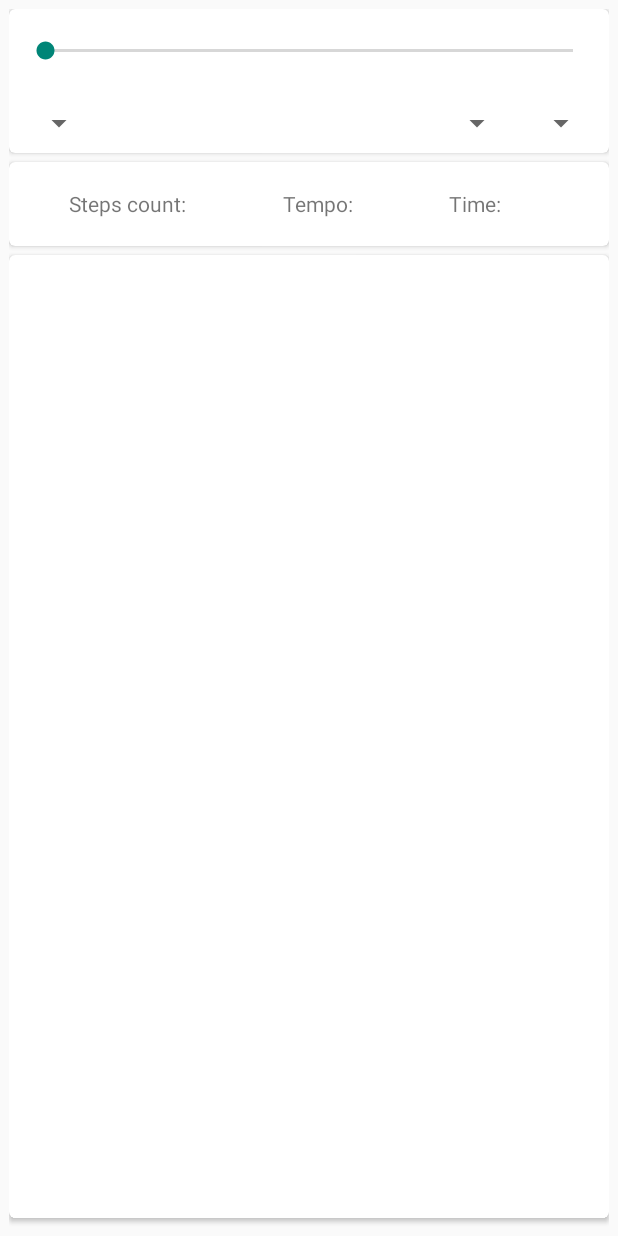
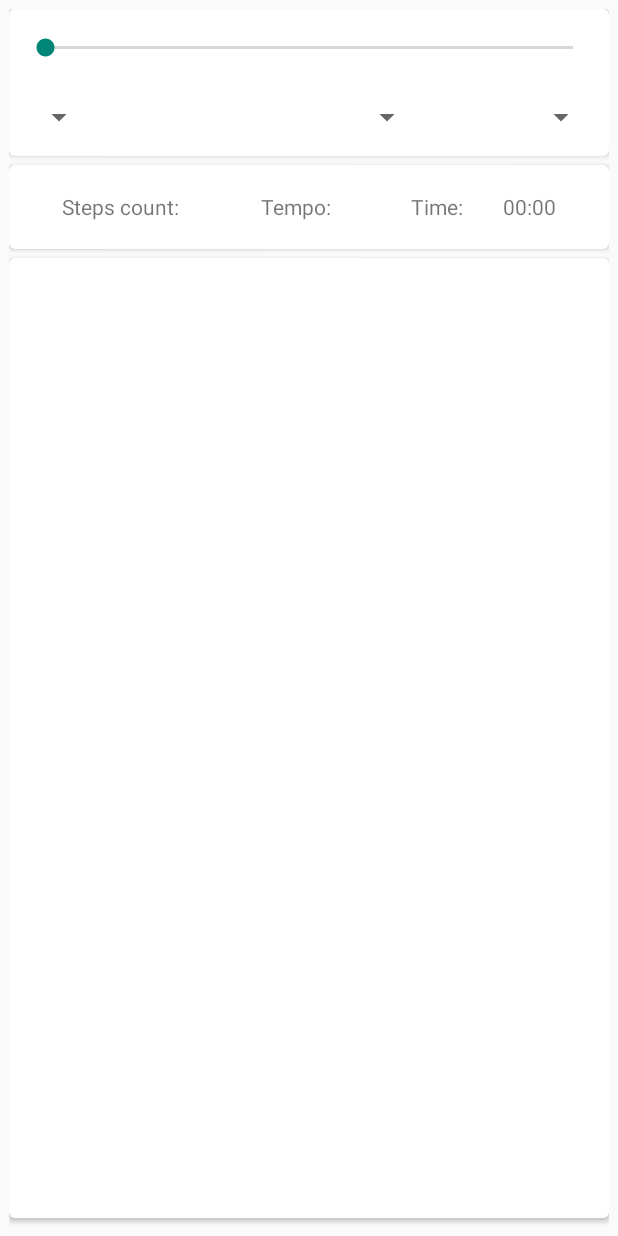
Before and after one commit to MichalDanielDobrzanski/WalkingSynth, an Android app: the layout content_main.xml on its own in the app's theme, with its tools: preview values and no code run, on a phone screen of 412 x 824 dp. Run offline under Robolectric (Android 15) with nearby library versions, the phone set to English and light mode, and no system bars.

Commit message:
Fixing orientation changes and theshold  values display

```diff
--- a/app/src/main/res/layout-land/content_main.xml
+++ b/app/src/main/res/layout-land/content_main.xml
@@ -43,14 +43,14 @@
         android:layout_width="0dp"
         android:layout_height="0dp"
         card_view:cardCornerRadius="4dp"
-        card_view:layout_constraintLeft_toRightOf="@+id/cardView6"
-        android:layout_marginLeft="8dp"
         android:layout_marginTop="6dp"
         card_view:layout_constraintTop_toBottomOf="@+id/cardView5"
         android:layout_marginRight="6dp"
         card_view:layout_constraintRight_toRightOf="parent"
         card_view:layout_constraintBottom_toBottomOf="parent"
-        android:layout_marginBottom="6dp">
+        android:layout_marginBottom="6dp"
+        card_view:layout_constraintLeft_toRightOf="@+id/cardView6"
+        android:layout_marginLeft="6dp">
 
         <!-- accelerometer visualization View-->
         <FrameLayout
--- a/app/src/main/res/layout-land/user_interaction_layout.xml
+++ b/app/src/main/res/layout-land/user_interaction_layout.xml
@@ -21,7 +21,7 @@
 
     <Spinner
         android:id="@+id/scale_spinner"
-        android:layout_width="150dp"
+        android:layout_width="@dimen/scale_spinner_length"
         android:layout_height="40dp"
         app:layout_constraintBottom_toBottomOf="@+id/base_notes_spinner"
         app:layout_constraintTop_toTopOf="parent"
@@ -42,7 +42,7 @@
         app:layout_constraintVertical_bias="0.0" />
 
     <SeekBar
-        android:id="@+id/offset_seek_bar"
+        android:id="@+id/threshold_seek_bar"
         android:layout_width="0dp"
         android:layout_height="40dp"
         android:layout_gravity="center"
--- a/app/src/main/res/layout/information_layout.xml
+++ b/app/src/main/res/layout/information_layout.xml
@@ -3,63 +3,65 @@
     xmlns:app="http://schemas.android.com/apk/res-auto"
     xmlns:tools="http://schemas.android.com/tools"
     android:id="@+id/info_layout"
-    android:orientation="horizontal"
     android:layout_width="match_parent"
     android:layout_height="wrap_content"
-    tools:layout_editor_absoluteY="25dp"
-    tools:layout_editor_absoluteX="0dp">
+    android:orientation="horizontal"
+    tools:layout_editor_absoluteX="0dp"
+    tools:layout_editor_absoluteY="25dp">
 
     <TextView
+        android:id="@+id/textView"
         android:layout_width="wrap_content"
         android:layout_height="40dp"
+        android:layout_marginBottom="8dp"
+        android:layout_marginLeft="8dp"
+        android:layout_marginTop="8dp"
         android:gravity="center"
         android:text="@string/steps_text"
         android:textAlignment="center"
-        android:id="@+id/textView"
+        app:layout_constraintBottom_toBottomOf="parent"
         app:layout_constraintLeft_toLeftOf="parent"
+        app:layout_constraintRight_toLeftOf="@+id/stepCountTV"
         app:layout_constraintTop_toTopOf="parent"
-        android:layout_marginTop="8dp"
-        app:layout_constraintRight_toLeftOf="@+id/stepCountTV"
-        android:layout_marginLeft="8dp"
-        app:layout_constraintBottom_toBottomOf="parent"
-        android:layout_marginBottom="8dp" />
+        app:layout_constraintHorizontal_chainStyle="spread"
+        app:layout_constraintVertical_bias="0.0" />
 
     <TextView
         android:id="@+id/stepCountTV"
         android:layout_width="wrap_content"
         android:layout_height="40dp"
         android:gravity="center"
-        tools:text="120"
         app:layout_constraintBottom_toBottomOf="@+id/textView"
+        app:layout_constraintLeft_toRightOf="@+id/textView"
+        app:layout_constraintRight_toLeftOf="@+id/textView2"
         app:layout_constraintTop_toTopOf="@+id/textView"
-        app:layout_constraintRight_toLeftOf="@+id/textView2"
-        app:layout_constraintLeft_toRightOf="@+id/textView"
-        app:layout_constraintVertical_bias="0.0" />
+        app:layout_constraintVertical_bias="0.0"
+        tools:text="120" />
 
     <TextView
+        android:id="@+id/textView2"
         android:layout_width="wrap_content"
         android:layout_height="40dp"
         android:gravity="center"
         android:text="@string/tempo_text"
         android:textAlignment="center"
-        android:id="@+id/textView2"
         app:layout_constraintBottom_toBottomOf="@+id/stepCountTV"
+        app:layout_constraintLeft_toRightOf="@+id/stepCountTV"
+        app:layout_constraintRight_toLeftOf="@+id/tempoValueTV"
         app:layout_constraintTop_toTopOf="@+id/stepCountTV"
-        app:layout_constraintRight_toLeftOf="@+id/tempoValueTV"
-        app:layout_constraintLeft_toRightOf="@+id/stepCountTV"
         app:layout_constraintVertical_bias="0.0" />
 
     <TextView
+        android:id="@+id/textView3"
         android:layout_width="wrap_content"
         android:layout_height="40dp"
         android:gravity="center"
         android:text="@string/time_text"
         android:textAlignment="center"
-        android:id="@+id/textView3"
         app:layout_constraintBottom_toBottomOf="@+id/tempoValueTV"
+        app:layout_constraintLeft_toRightOf="@+id/tempoValueTV"
+        app:layout_constraintRight_toLeftOf="@+id/timeValueTV"
         app:layout_constraintTop_toTopOf="@+id/tempoValueTV"
-        app:layout_constraintRight_toLeftOf="@+id/timeValueTV"
-        app:layout_constraintLeft_toRightOf="@+id/tempoValueTV"
         app:layout_constraintVertical_bias="0.0" />
 
     <TextView
@@ -78,13 +80,14 @@
         android:id="@+id/timeValueTV"
         android:layout_width="wrap_content"
         android:layout_height="40dp"
+        android:layout_marginRight="8dp"
         android:gravity="center"
-        tools:text="04:10"
+        android:text="@string/time_text_start"
+        app:layout_constraintBottom_toBottomOf="@+id/textView3"
         app:layout_constraintLeft_toRightOf="@+id/textView3"
-        app:layout_constraintBottom_toBottomOf="@+id/textView3"
+        app:layout_constraintRight_toRightOf="parent"
         app:layout_constraintTop_toTopOf="@+id/textView3"
         app:layout_constraintVertical_bias="0.0"
-        app:layout_constraintRight_toRightOf="parent"
-        android:layout_marginRight="8dp" />
+        tools:text="04:10" />
 
 </android.support.constraint.ConstraintLayout>
--- a/app/src/main/res/layout/user_interaction_layout.xml
+++ b/app/src/main/res/layout/user_interaction_layout.xml
@@ -1,58 +1,66 @@
-<android.support.constraint.ConstraintLayout
-    xmlns:android="http://schemas.android.com/apk/res/android"
+<android.support.constraint.ConstraintLayout xmlns:android="http://schemas.android.com/apk/res/android"
     xmlns:app="http://schemas.android.com/apk/res-auto"
     xmlns:tools="http://schemas.android.com/tools"
     android:layout_width="match_parent"
-    android:layout_height="match_parent">
+    android:layout_height="wrap_content">
 
     <Spinner
         android:id="@+id/base_notes_spinner"
         android:layout_width="0dp"
-        android:layout_height="@dimen/view_height"
-        android:layout_marginLeft="9dp"
+        android:layout_height="40dp"
         android:layout_marginStart="9dp"
-        android:layout_marginTop="8dp"
         android:spinnerMode="dropdown"
+        app:layout_constraintBottom_toBottomOf="parent"
+        android:layout_marginLeft="6dp"
         app:layout_constraintLeft_toLeftOf="parent"
-        app:layout_constraintTop_toBottomOf="@+id/offset_seek_bar" />
+        app:layout_constraintTop_toBottomOf="@+id/threshold_seek_bar"
+        android:layout_marginEnd="8dp"
+        android:layout_marginBottom="6dp"
+        app:layout_constraintVertical_bias="0.0"
+        android:layout_marginTop="6dp" />
 
     <Spinner
         android:id="@+id/scale_spinner"
-        android:layout_width="0dp"
-        android:layout_height="@dimen/view_height"
-        android:layout_marginLeft="8dp"
+        android:layout_width="150dp"
+        android:layout_height="40dp"
+        app:layout_constraintBottom_toBottomOf="parent"
+        android:layout_marginTop="6dp"
+        app:layout_constraintTop_toBottomOf="@+id/threshold_seek_bar"
+        android:layout_marginBottom="6dp"
+        app:layout_constraintRight_toLeftOf="@+id/steps_interval_spinner"
         android:layout_marginRight="8dp"
-        app:layout_constraintBottom_toBottomOf="@+id/base_notes_spinner"
-        app:layout_constraintHorizontal_bias="0.507"
+        app:layout_constraintVertical_bias="0.0"
         app:layout_constraintLeft_toRightOf="@+id/base_notes_spinner"
-        app:layout_constraintRight_toLeftOf="@+id/steps_interval_spinner"
-        app:layout_constraintTop_toTopOf="@+id/base_notes_spinner"
-        app:layout_constraintVertical_bias="0.0" />
+        android:layout_marginLeft="8dp" />
 
     <Spinner
         android:id="@+id/steps_interval_spinner"
         android:layout_width="0dp"
         android:layout_height="40dp"
         android:spinnerMode="dropdown"
-        app:layout_constraintBottom_toBottomOf="@+id/scale_spinner"
-        app:layout_constraintTop_toTopOf="@+id/scale_spinner"
-        app:layout_constraintVertical_bias="1.0"
-        android:layout_marginRight="8dp"
-        app:layout_constraintRight_toRightOf="parent" />
+        android:layout_marginEnd="8dp"
+        android:layout_marginRight="6dp"
+        app:layout_constraintRight_toRightOf="parent"
+        app:layout_constraintBottom_toBottomOf="parent"
+        app:layout_constraintTop_toBottomOf="@+id/threshold_seek_bar"
+        android:layout_marginStart="8dp"
+        android:layout_marginTop="6dp"
+        android:layout_marginBottom="6dp"
+        app:layout_constraintVertical_bias="0.0" />
 
     <SeekBar
-        android:id="@+id/offset_seek_bar"
-        android:max="60"
+        android:id="@+id/threshold_seek_bar"
         android:layout_width="0dp"
-        android:layout_height="@dimen/view_height"
+        android:layout_height="40dp"
         android:layout_gravity="center"
         android:layout_marginEnd="8dp"
-        android:layout_marginLeft="8dp"
-        android:layout_marginRight="8dp"
+        android:layout_marginLeft="6dp"
+        android:layout_marginRight="6dp"
         android:layout_marginStart="8dp"
-        android:layout_marginTop="8dp"
+        android:layout_marginTop="6dp"
         android:layout_weight="7"
         android:foregroundGravity="center"
+        android:max="60"
         app:layout_constraintHorizontal_bias="0.0"
         app:layout_constraintLeft_toLeftOf="parent"
         app:layout_constraintRight_toRightOf="parent"
--- a/app/src/main/res/values/dimens.xml
+++ b/app/src/main/res/values/dimens.xml
@@ -6,5 +6,6 @@
     <dimen name="standard_margin">6dp</dimen>
 
     <dimen name="view_height">40dp</dimen>
+    <dimen name="scale_spinner_length">150dp</dimen>
 
 </resources>
--- a/app/src/main/res/values/strings.xml
+++ b/app/src/main/res/values/strings.xml
@@ -11,10 +11,11 @@
     <string name="steps_text">Steps count:</string>
     <string name="tempo_text">Tempo:</string>
     <string name="time_text">Time:</string>
+    <string name="time_text_start">00:00</string>
 
-    <string name="menu_set_threshold">Set Threshold</string>
+    <string name="menu_set_threshold">Save Threshold</string>
     <string name="menu_about">About</string>
-
+    <string name="toast_threshold_saved">Threshold saved</string>
 
 
 </resources>
```
Also changed, not shown: app/src/main/java/com/dobi/walkingsynth/MainActivity.java (+31 -13 lines), app/src/main/java/com/dobi/walkingsynth/stepdetection/AccelerometerProcessor.java (+17 -9 lines), 1 other file.
